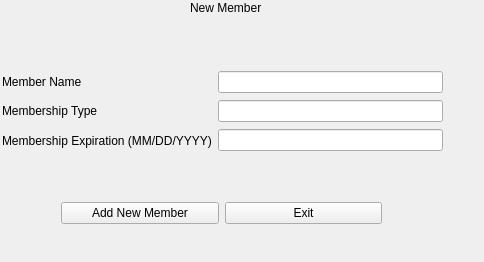
P4TOO/BulkClub-System, file addmember.ui: the form before one commit.
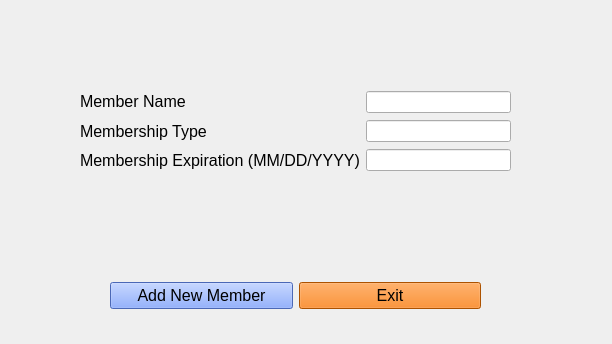
The form after the commit.

Commit message: added colors to all completed ui windows

Patch:
```diff
--- a/addmember.ui
+++ b/addmember.ui
@@ -6,38 +6,33 @@
    <rect>
     <x>0</x>
     <y>0</y>
-    <width>484</width>
-    <height>262</height>
+    <width>612</width>
+    <height>344</height>
    </rect>
   </property>
   <property name="windowTitle">
    <string>Form</string>
   </property>
-  <widget class="QLabel" name="label">
+  <widget class="QWidget" name="layoutWidget">
    <property name="geometry">
     <rect>
-     <x>190</x>
-     <y>0</y>
-     <width>141</width>
-     <height>16</height>
-    </rect>
-   </property>
-   <property name="text">
-    <string>New Member</string>
-   </property>
-  </widget>
-  <widget class="QWidget" name="">
-   <property name="geometry">
-    <rect>
-     <x>61</x>
-     <y>200</y>
-     <width>321</width>
-     <height>26</height>
+     <x>110</x>
+     <y>270</y>
+     <width>371</width>
+     <height>51</height>
     </rect>
    </property>
    <layout class="QHBoxLayout" name="horizontalLayout">
     <item>
      <widget class="QPushButton" name="addMemberPushButton">
+      <property name="font">
+       <font>
+        <pointsize>12</pointsize>
+       </font>
+      </property>
+      <property name="styleSheet">
+       <string notr="true">background-color: rgb(105, 146, 255)</string>
+      </property>
       <property name="text">
        <string>Add New Member</string>
       </property>
@@ -45,6 +40,14 @@
     </item>
     <item>
      <widget class="QPushButton" name="pushButton_2">
+      <property name="font">
+       <font>
+        <pointsize>12</pointsize>
+       </font>
+      </property>
+      <property name="styleSheet">
+       <string notr="true">background-color: rgb(241, 115, 0)</string>
+      </property>
       <property name="text">
        <string>Exit</string>
       </property>
@@ -52,12 +55,12 @@
     </item>
    </layout>
   </widget>
-  <widget class="QWidget" name="">
+  <widget class="QWidget" name="layoutWidget">
    <property name="geometry">
     <rect>
-     <x>2</x>
-     <y>70</y>
-     <width>441</width>
+     <x>80</x>
+     <y>90</y>
+     <width>431</width>
      <height>82</height>
     </rect>
    </property>
@@ -66,6 +69,11 @@
      <layout class="QVBoxLayout" name="verticalLayout_2">
       <item>
        <widget class="QLabel" name="label_2">
+        <property name="font">
+         <font>
+          <pointsize>12</pointsize>
+         </font>
+        </property>
         <property name="text">
          <string>Member Name</string>
         </property>
@@ -73,6 +81,11 @@
       </item>
       <item>
        <widget class="QLabel" name="label_3">
+        <property name="font">
+         <font>
+          <pointsize>12</pointsize>
+         </font>
+        </property>
         <property name="text">
          <string>Membership Type</string>
         </property>
@@ -80,6 +93,11 @@
       </item>
       <item>
        <widget class="QLabel" name="label_4">
+        <property name="font">
+         <font>
+          <pointsize>12</pointsize>
+         </font>
+        </property>
         <property name="text">
          <string>Membership Expiration (MM/DD/YYYY)</string>
         </property>
```
The commit also changes 8 other files.
